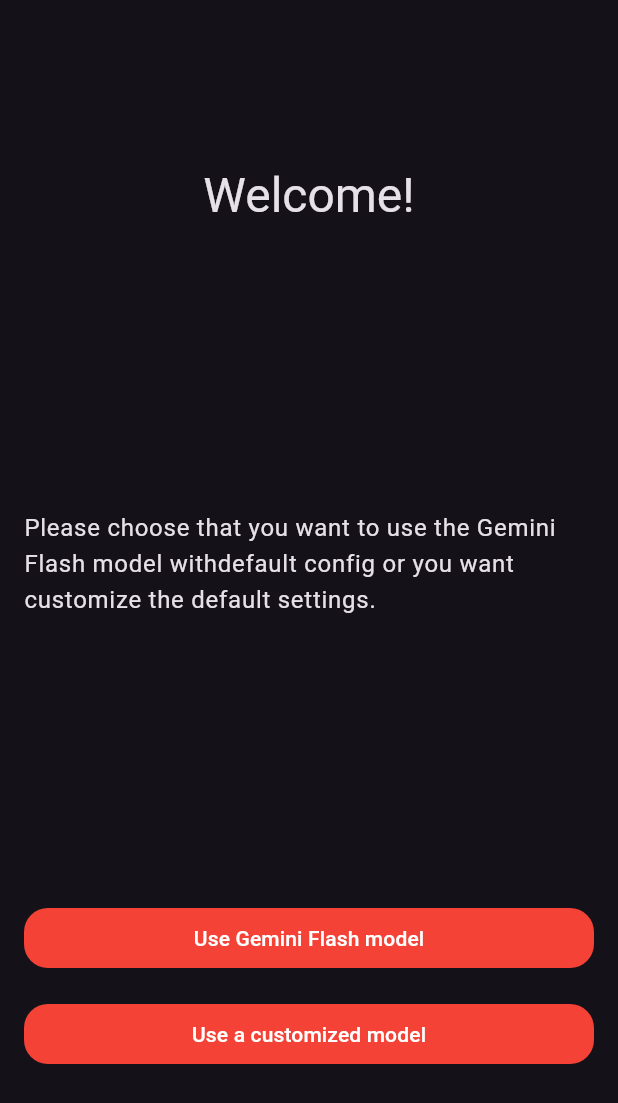
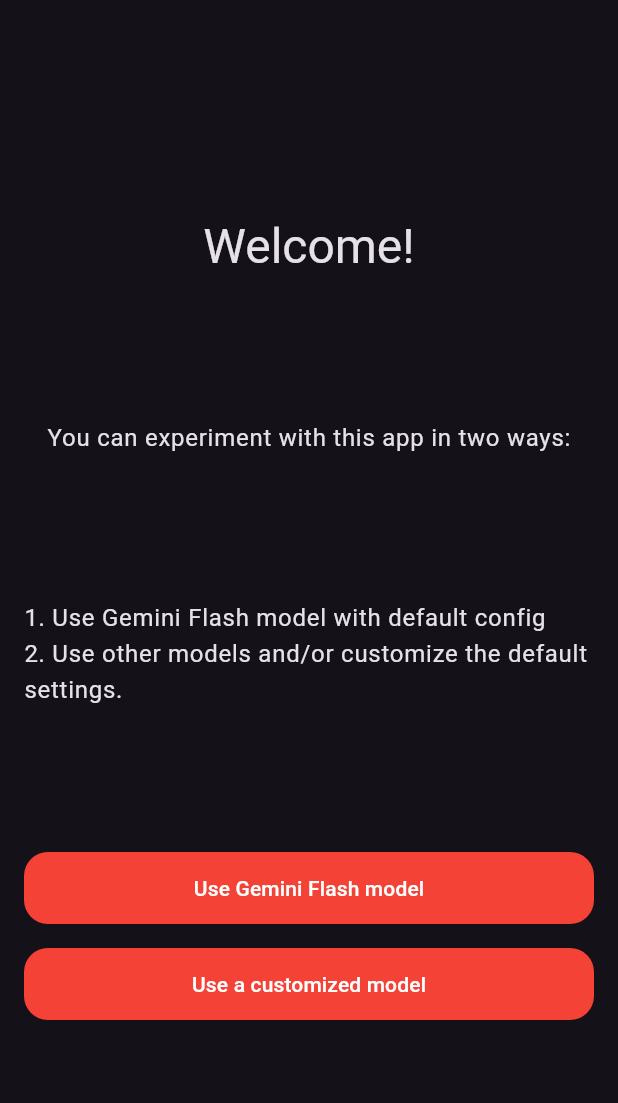
Before and after one commit to horam/gemini-sample-app, a Flutter app: the screen it shows after launch, on a phone screen of 412 x 824 dp. Shown: the top 1103 px of the screen. Run offline on Flutter 3.47's test engine with Material 3 defaults, Android fonts, the phone set to English and light mode, and no system bars; our stand-ins replace equatable, flutter_bloc, flutter_dotenv, flutter_markdown, google_generative_ai, image_picker; project files that could hold a hidden picture were left out.

Commit message:
improve the theme and provdiding key mechanism in the app

```diff
--- a/lib/data/models/gemini_model.dart
+++ b/lib/data/models/gemini_model.dart
@@ -7,7 +7,7 @@ class GeminiModel {
   static GenerativeModel init({required ModelSettings settings}) =>
       GenerativeModel(
         model: settings.type.name,
-        apiKey: API.apiKey,
+        apiKey: API().apiKey,
         safetySettings: settings.safetySettings ?? const [],
         generationConfig: settings.generationConfig,
       );
--- a/lib/main.dart
+++ b/lib/main.dart
@@ -4,8 +4,9 @@ import 'package:gemini_app/app.dart';
 import 'package:gemini_app/data/data.dart';
 import 'package:gemini_app/states/states.dart';
 
-void main() {
-  // initialize [GoogleGemini]
+void main() async {
+  /// fetch the key from .env file.
+  await API().init();
 
   runApp(
     RepositoryProvider(
--- a/lib/presentations/pages/splash_screen.dart
+++ b/lib/presentations/pages/splash_screen.dart
@@ -1,6 +1,7 @@
 import 'package:flutter/material.dart';
 import 'package:gemini_app/core/core.dart';
 import 'package:gemini_app/data/data.dart';
+import 'package:gemini_app/presentations/presentations.dart';
 
 /// The initial screen that user see.
 class SplashScreen extends StatelessWidget {
@@ -23,37 +24,28 @@ class SplashScreen extends StatelessWidget {
                 textAlign: TextAlign.center,
                 style: context.theme.textTheme.headlineLarge,
               ),
-              const SizedBox(height: 64),
               Text(
-                // ignore: missing_whitespace_between_adjacent_strings
-                'Please choose that you want to use the Gemini Flash model with'
-                'default config or you want customize the default settings.',
+                'You can experiment with this app in two ways:',
                 style: context.theme.textTheme.bodyLarge,
               ),
-              const SizedBox(height: 64),
+              Text(
+                '1. Use Gemini Flash model with default config \n'
+                '2. Use other models and/or customize the default settings.',
+                style: context.theme.textTheme.bodyLarge,
+              ),
               Column(
                 children: <Widget>[
-                  TextButton(
-                    style: context.theme.textButtonTheme.style?.copyWith(
-                      fixedSize: WidgetStateProperty.all(
-                        Size(context.mediaQuery.size.width - 32, 36),
-                      ),
-                    ),
+                  PrimaryButton(
                     onPressed: () async => navigateToChatScreen(
                       context,
                       ModelSettings(),
                     ),
-                    child: const Text('Use Gemini Flash model'),
+                    text: 'Use Gemini Flash model',
                   ),
                   const SizedBox(height: 16),
-                  TextButton(
-                    style: context.theme.textButtonTheme.style?.copyWith(
-                      fixedSize: WidgetStateProperty.all(
-                        Size(context.mediaQuery.size.width - 32, 36),
-                      ),
-                    ),
+                  PrimaryButton(
                     onPressed: () async => navigateToConfigScreen(context),
-                    child: const Text('Use a customized model'),
+                    text: 'Use a customized model',
                   ),
                 ],
               ),
--- a/lib/presentations/widgets/config_form/config_form.dart
+++ b/lib/presentations/widgets/config_form/config_form.dart
@@ -1,3 +1,2 @@
 export 'generation_config/generation_config.dart';
 export 'selectors/selectors.dart';
-export 'submit_button.dart';
--- /dev/null
+++ b/lib/presentations/widgets/core/core.dart
@@ -0,0 +1,2 @@
+export 'key_error_widget.dart';
+export 'primary_button.dart';
--- a/lib/presentations/widgets/config_form/submit_button.dart
+++ b/lib/presentations/widgets/core/primary_button.dart
@@ -1,25 +1,29 @@
 import 'package:flutter/material.dart';
 import 'package:gemini_app/core/core.dart';
 
-/// A widget to show the submit button in ConfigForm Screen.
-class SubmitButton extends StatelessWidget {
-  /// Initialize a submit button instance.
-  const SubmitButton({
+/// A widget to show primary button in the entire application.
+class PrimaryButton extends StatelessWidget {
+  /// Create an instance of [PrimaryButton].
+  const PrimaryButton({
     required this.onPressed,
+    required this.text,
     super.key,
   });
 
   /// A callback that is called after users' click.
   final void Function()? onPressed;
 
+  /// a A text to be shown on the button.
+  final String text;
+
   @override
   Widget build(BuildContext context) => TextButton(
         style: context.theme.textButtonTheme.style?.copyWith(
           fixedSize: WidgetStateProperty.all(
-            Size(context.mediaQuery.size.width - 32, 36),
+            Size(context.mediaQuery.size.width - 32, 48),
           ),
         ),
         onPressed: onPressed,
-        child: const Text('Submit'),
+        child: Text(text),
       );
 }
--- a/lib/presentations/widgets/header/app_bar_actions.dart
+++ b/lib/presentations/widgets/header/app_bar_actions.dart
@@ -1,6 +1,5 @@
 import 'package:flutter/material.dart';
 import 'package:flutter_bloc/flutter_bloc.dart';
-import 'package:gemini_app/core/core.dart';
 import 'package:gemini_app/states/states.dart';
 
 /// button to change the application theme based on [ThemeState].
@@ -15,8 +14,8 @@ class AppBarActions extends StatelessWidget {
       bloc: themeBloc,
       builder: (context, ThemeState state) => IconButton(
         icon: state.isDark
-            ? Icon(Icons.light_mode, color: context.theme.iconTheme.color)
-            : Icon(Icons.dark_mode, color: context.theme.iconTheme.color),
+            ? const Icon(Icons.light_mode)
+            : const Icon(Icons.dark_mode),
         onPressed: () => themeBloc.add(SwitchThemeEvent()),
       ),
     );
--- a/lib/presentations/widgets/header/back_button_widget.dart
+++ b/lib/presentations/widgets/header/back_button_widget.dart
@@ -1,5 +1,4 @@
 import 'package:flutter/material.dart';
-import 'package:gemini_app/core/core.dart';
 
 /// Back button in header section of our screens.
 class BackButtonWidget extends StatelessWidget {
@@ -7,10 +6,7 @@ class BackButtonWidget extends StatelessWidget {
   const BackButtonWidget({super.key});
   @override
   Widget build(BuildContext context) => IconButton(
-        icon: Icon(
-          Icons.arrow_back,
-          color: context.theme.iconTheme.color,
-        ),
+        icon: const Icon(Icons.arrow_back),
         onPressed: () => Navigator.pop(context),
       );
 }
--- a/lib/presentations/widgets/main/main.dart
+++ b/lib/presentations/widgets/main/main.dart
@@ -1,2 +1,2 @@
-export 'chat_widget.dart';
+export 'chat_content.dart';
 export 'message_widget.dart';
--- a/lib/presentations/widgets/widgets.dart
+++ b/lib/presentations/widgets/widgets.dart
@@ -1,5 +1,5 @@
 export 'chat_input/chat_input.dart';
 export 'config_form/config_form.dart';
+export 'core/core.dart';
 export 'header/header.dart';
-export 'key_error_widget.dart';
 export 'main/main.dart';
--- a/lib/states/theme/theme_state.dart
+++ b/lib/states/theme/theme_state.dart
@@ -8,6 +8,15 @@ class ThemeState {
   /// Constructs a light version of the theme.
   factory ThemeState.light() => ThemeState(
         themeData: ThemeData.light(useMaterial3: true).copyWith(
+          appBarTheme: const AppBarTheme(
+            backgroundColor: Colors.blue,
+            foregroundColor: Colors.white,
+            titleTextStyle: TextStyle(
+              color: Colors.white,
+              fontSize: 20,
+              fontWeight: FontWeight.bold,
+            ),
+          ),
           textButtonTheme: TextButtonThemeData(
             style: TextButton.styleFrom(
               backgroundColor: Colors.blue,
@@ -31,6 +40,15 @@ class ThemeState {
   /// Constructs a dark version of the theme.
   factory ThemeState.dark() => ThemeState(
         themeData: ThemeData.dark(useMaterial3: true).copyWith(
+          appBarTheme: const AppBarTheme(
+            backgroundColor: Colors.red,
+            foregroundColor: Colors.white,
+            titleTextStyle: TextStyle(
+              color: Colors.white,
+              fontSize: 20,
+              fontWeight: FontWeight.bold,
+            ),
+          ),
           textButtonTheme: TextButtonThemeData(
             style: TextButton.styleFrom(
               backgroundColor: Colors.red,
--- a/pubspec.yaml
+++ b/pubspec.yaml
@@ -17,6 +17,7 @@ dependencies:
   flutter_bloc: ^8.1.6
   google_generative_ai: ^0.4.3
   http: ^1.2.1
+  flutter_dotenv: ^5.1.0
 
 
 dev_dependencies:
@@ -27,3 +28,6 @@ dev_dependencies:
 
 flutter:
   uses-material-design: true
+
+assets:
+    - .env
```
Also changed, not shown: lib/data/api.dart (+14 -2 lines), lib/presentations/pages/chat_screen.dart (+2 -5 lines), lib/presentations/pages/config_screen.dart (+5 -3 lines), lib/presentations/widgets/main/chat_content.dart (renamed from lib/presentations/widgets/main/chat_widget.dart, +4 -4 lines), lib/presentations/widgets/core/key_error_widget.dart (renamed from lib/presentations/widgets/key_error_widget.dart), pubspec.lock, 1 other file.
